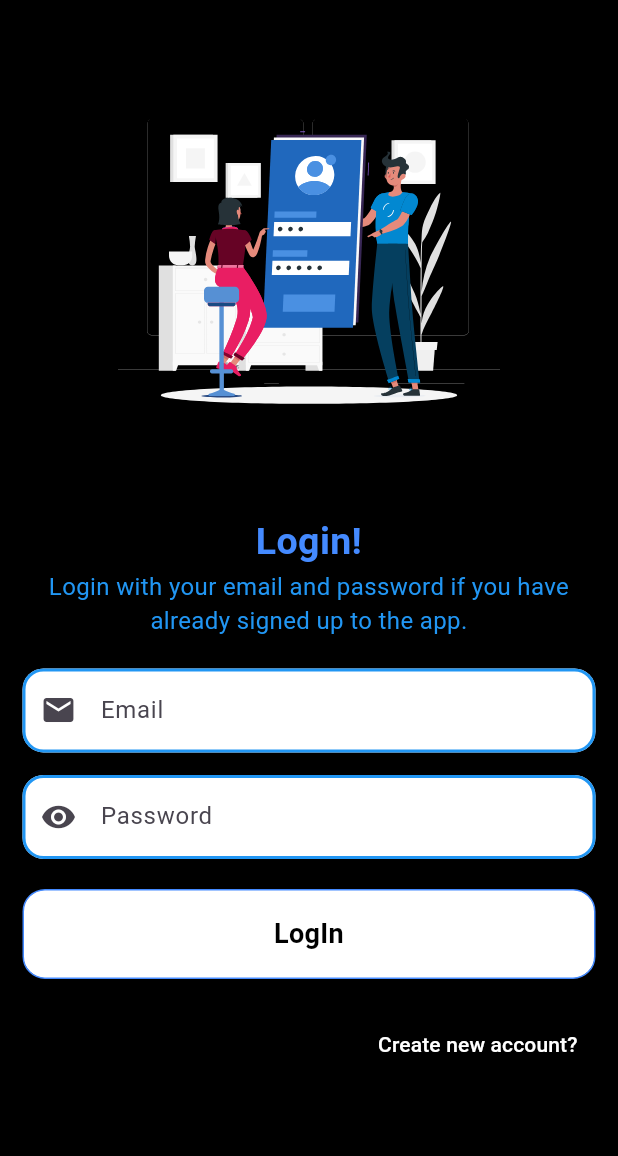
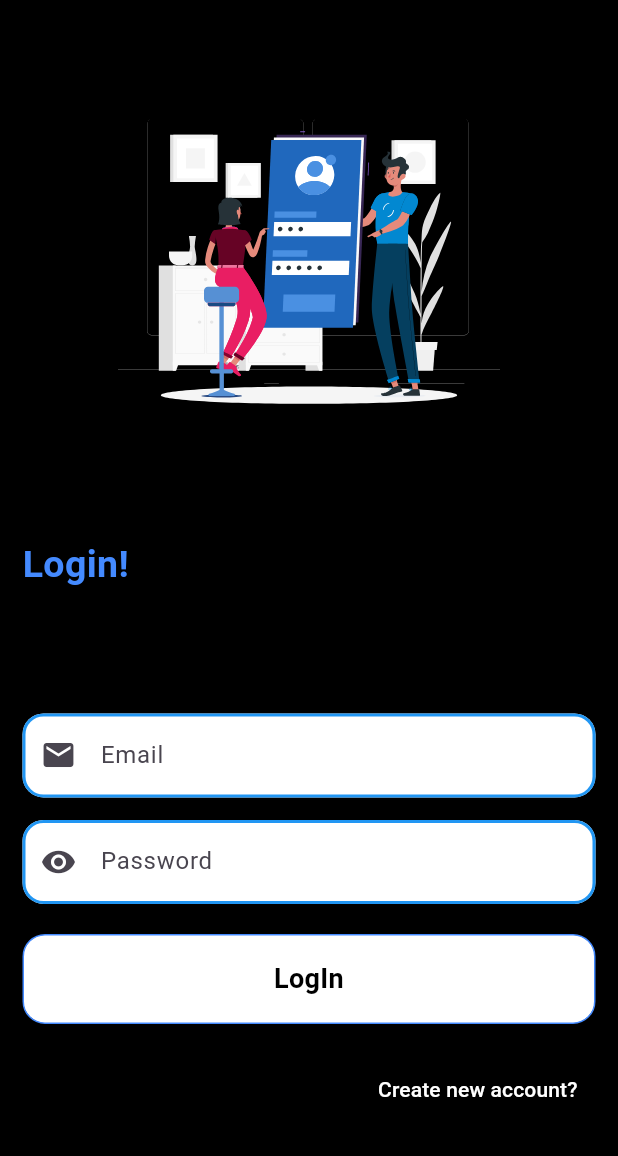
Before and after one commit to alazad214/praner-market, a Flutter app: the screen it shows after launch, after a tap on "Login", on a phone screen of 412 x 824 dp, the part 63-1219 px from its top. Run offline on Flutter 3.47's test engine with Material 3 defaults, Android fonts, the phone set to English and light mode, and no system bars; our stand-ins replace carousel_slider, cloud_firestore, firebase_auth, firebase_core, firebase_messaging, get and 2 more; accounts and stored records are empty.

```diff
--- a/lib/widgets/custom_title_subtitle.dart
+++ b/lib/widgets/custom_title_subtitle.dart
@@ -1,20 +1,21 @@
 import 'package:flutter/material.dart';
 
 class Custom_Title_SubTitle extends StatelessWidget {
-  const Custom_Title_SubTitle({super.key, required this.title, required this.subtitle});
+  const Custom_Title_SubTitle(
+      {super.key, required this.title, required this.subtitle});
   final String title;
   final String subtitle;
 
   @override
   Widget build(BuildContext context) {
     return Padding(
-      padding: const EdgeInsets.symmetric(horizontal: 15),
+      padding: const EdgeInsets.symmetric(horizontal: 15, vertical: 15),
       child: Column(
-        mainAxisAlignment: MainAxisAlignment.center,
+        mainAxisAlignment: MainAxisAlignment.start,
+        crossAxisAlignment: CrossAxisAlignment.start,
         children: [
-           Text(
+          Text(
             title,
-            textAlign: TextAlign.center,
             style: const TextStyle(
                 fontSize: 25,
                 color: Colors.blueAccent,
@@ -22,12 +23,12 @@ class Custom_Title_SubTitle extends StatelessWidget {
           ),
           Text(
             subtitle,
-            textAlign: TextAlign.center,
-            style: TextStyle(
+            style: const TextStyle(
               fontSize: 16,
-              color: Colors.blue.shade500,
+              color: Colors.black45,
             ),
           ),
+
         ],
       ),
     );
--- a/pubspec.yaml
+++ b/pubspec.yaml
@@ -71,6 +71,7 @@ flutter:
   # To add assets to your application, add an assets section, like this:
   assets:
    - assets/animations/
+   - assets/image/
   #   - images/a_dot_ham.jpeg
 
   # An image asset can refer to one or more resolution-specific "variants", see
```
Also changed, not shown: lib/screens/home_screen.dart (+17 -7 lines), lib/widgets/custom_slider.dart (added, +29 -0 lines), assets/image/slider1.jpg (added).
